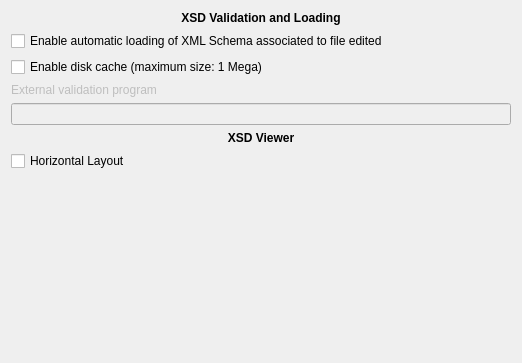
This is src/config/configvalidation.ui in lbellonda/qxmledit as Qt 5 draws it before an edit. The edited form follows.
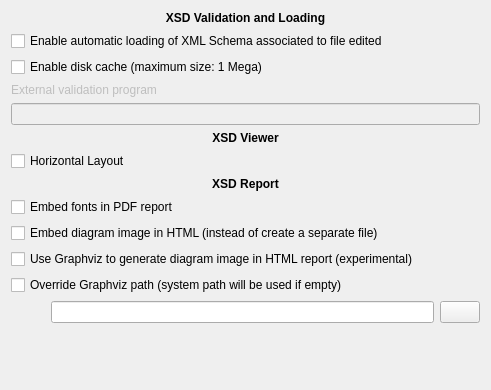
This is the edited form. Icons and pictures are not drawn.

Commit message: b-167: Improved reports for XSD.

Diff of the .ui file:
```diff
--- a/src/config/configvalidation.ui
+++ b/src/config/configvalidation.ui
@@ -6,8 +6,8 @@
    <rect>
     <x>0</x>
     <y>0</y>
-    <width>522</width>
-    <height>363</height>
+    <width>491</width>
+    <height>390</height>
    </rect>
   </property>
   <property name="windowTitle">
@@ -90,6 +90,90 @@
      </property>
     </widget>
    </item>
+   <item>
+    <widget class="QLabel" name="label_4">
+     <property name="font">
+      <font>
+       <weight>75</weight>
+       <bold>true</bold>
+      </font>
+     </property>
+     <property name="text">
+      <string>XSD Report</string>
+     </property>
+     <property name="alignment">
+      <set>Qt::AlignCenter</set>
+     </property>
+    </widget>
+   </item>
+   <item>
+    <widget class="QCheckBox" name="embedFontsPDFReport">
+     <property name="text">
+      <string>Embed fonts in PDF report</string>
+     </property>
+    </widget>
+   </item>
+   <item>
+    <widget class="QCheckBox" name="embedImageInHTML">
+     <property name="text">
+      <string>Embed diagram image in HTML (instead of create a separate file)</string>
+     </property>
+    </widget>
+   </item>
+   <item>
+    <widget class="QCheckBox" name="useGraphVizReportHTML">
+     <property name="text">
+      <string>Use Graphviz to generate diagram image in HTML report (experimental)</string>
+     </property>
+    </widget>
+   </item>
+   <item>
+    <widget class="QCheckBox" name="overrideGraphVizPathReport">
+     <property name="text">
+      <string>Override Graphviz path (system path will be used if empty)</string>
+     </property>
+    </widget>
+   </item>
+   <item>
+    <layout class="QHBoxLayout" name="horizontalLayout">
+     <item>
+      <spacer name="horizontalSpacer">
+       <property name="orientation">
+        <enum>Qt::Horizontal</enum>
+       </property>
+       <property name="sizeType">
+        <enum>QSizePolicy::Minimum</enum>
+       </property>
+       <property name="sizeHint" stdset="0">
+        <size>
+         <width>40</width>
+         <height>20</height>
+        </size>
+       </property>
+      </spacer>
+     </item>
+     <item>
+      <widget class="QLineEdit" name="dotVizPathReportHTML"/>
+     </item>
+     <item>
+      <widget class="QPushButton" name="browseDotVizPath">
+       <property name="sizePolicy">
+        <sizepolicy hsizetype="Fixed" vsizetype="Fixed">
+         <horstretch>0</horstretch>
+         <verstretch>0</verstretch>
+        </sizepolicy>
+       </property>
+       <property name="text">
+        <string/>
+       </property>
+       <property name="icon">
+        <iconset resource="../risorse.qrc">
+         <normaloff>:/open/images/document-open.png</normaloff>:/open/images/document-open.png</iconset>
+       </property>
+      </widget>
+     </item>
+    </layout>
+   </item>
    <item>
     <spacer name="verticalSpacer_4">
      <property name="orientation">
```
Left out of the diff: 4 changed lines with no effect on the pictures. The commit also changes 66 other files.
